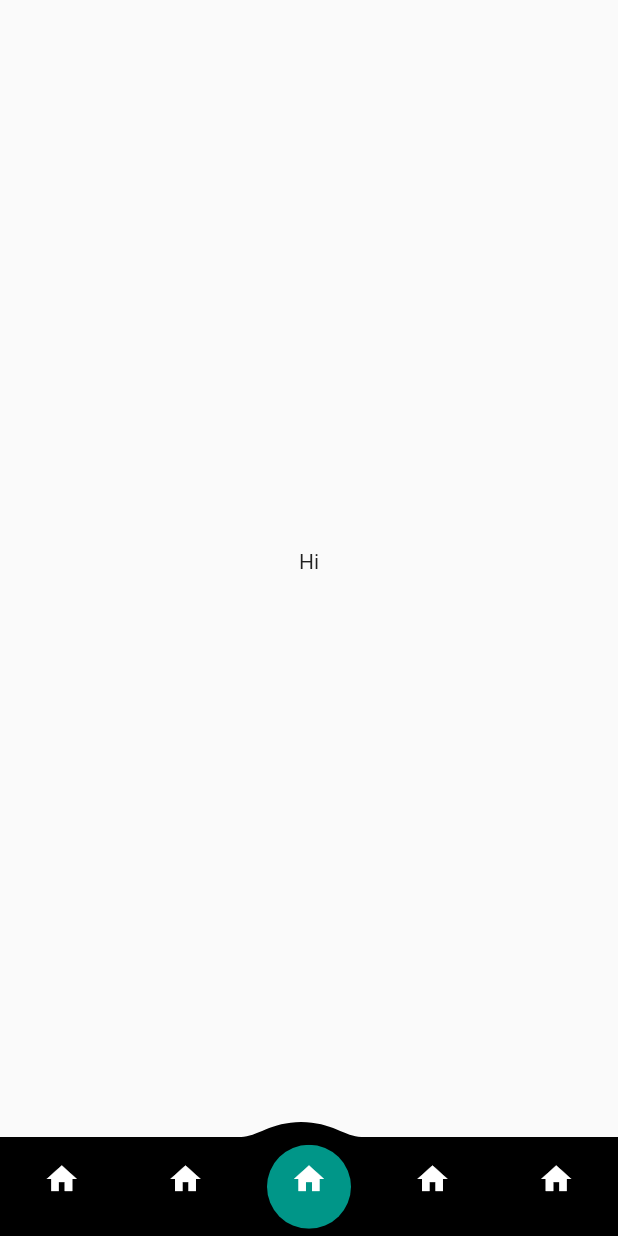
After one commit to albinpk/flutter_ui, a Flutter app: the AnimatedNavbarApp screen opened directly, on a phone screen of 412 x 824 dp. The commit adds this screen. Run offline on Flutter 3.47's test engine with Material 2 defaults, Android fonts, the phone set to English and light mode, and no system bars.

Commit message:
feat: create `AnimatedNavBarApp`

```diff
--- /dev/null
+++ b/lib/features/animated_navbar_app/animated_navbar_app.dart
@@ -0,0 +1,18 @@
+import 'package:flutter/material.dart';
+
+import 'widgets/bottom_nav_bar.dart';
+
+class AnimatedNavbarApp extends StatelessWidget {
+  const AnimatedNavbarApp({super.key});
+
+  @override
+  Widget build(BuildContext context) {
+    return Theme(
+      data: ThemeData.light(),
+      child: const Scaffold(
+        body: Center(child: Text('Hi')),
+        bottomNavigationBar: BottomNavBar(),
+      ),
+    );
+  }
+}
--- /dev/null
+++ b/lib/features/animated_navbar_app/nav_bar_clipper.dart
@@ -0,0 +1,26 @@
+import 'package:flutter/material.dart';
+
+class NavBarClipper extends CustomClipper<Path> {
+  const NavBarClipper(this.value);
+
+  final double value;
+
+  @override
+  Path getClip(Size size) {
+    final w = size.width, h = size.height;
+
+    return Path()
+      ..moveTo(0, 10)
+      ..lineTo(value - 40, 10)
+      ..cubicTo(value - 30, 10, value - 20, 0, value, 0)
+      ..cubicTo(value + 20, 0, value + 30, 10, value + 40, 10)
+      ..lineTo(w, 10)
+      ..lineTo(w, h)
+      ..lineTo(0, h);
+  }
+
+  @override
+  bool shouldReclip(covariant NavBarClipper oldClipper) {
+    return oldClipper.value != value;
+  }
+}
--- /dev/null
+++ b/lib/features/animated_navbar_app/widgets/bottom_nav_bar.dart
@@ -0,0 +1,90 @@
+import 'package:flutter/material.dart';
+import 'package:flutter/services.dart';
+
+import '../nav_bar_clipper.dart';
+import 'nav_button.dart';
+
+class BottomNavBar extends StatefulWidget {
+  const BottomNavBar({super.key});
+
+  @override
+  State<BottomNavBar> createState() => _BottomNavBarState();
+}
+
+class _BottomNavBarState extends State<BottomNavBar> {
+  @override
+  void initState() {
+    super.initState();
+    SystemChrome.setPreferredOrientations([
+      DeviceOrientation.portraitUp,
+      DeviceOrientation.portraitDown,
+    ]);
+  }
+
+  @override
+  void dispose() {
+    SystemChrome.setPreferredOrientations(DeviceOrientation.values);
+    super.dispose();
+  }
+
+  /// Currently selected tab index.
+  int _currentIndex = 2;
+
+  static const _duration = Duration(milliseconds: 200);
+
+  @override
+  Widget build(BuildContext context) {
+    final screenWidth = MediaQuery.of(context).size.width;
+
+    return SizedBox(
+      width: screenWidth,
+      height: kToolbarHeight + 20,
+      child: TweenAnimationBuilder(
+        duration: _duration,
+        curve: Curves.easeInOut,
+        tween: Tween<double>(begin: 0, end: screenWidth / 5 * _currentIndex),
+        builder: (context, value, child) {
+          return ClipPath(
+            clipper: NavBarClipper(value + 36),
+            child: child,
+          );
+        },
+        child: ColoredBox(
+          color: Colors.black,
+          child: Stack(
+            children: [
+              AnimatedPositioned(
+                duration: _duration,
+                curve: Curves.easeInOut,
+                top: 2,
+                left: (screenWidth / 5) * _currentIndex,
+                child: SizedBox.square(
+                  dimension: screenWidth / 5,
+                  child: const Center(
+                    child: SizedBox.square(
+                      dimension: kToolbarHeight,
+                      child: ClipOval(
+                        child: ColoredBox(color: Colors.teal),
+                      ),
+                    ),
+                  ),
+                ),
+              ),
+              Row(
+                crossAxisAlignment: CrossAxisAlignment.stretch,
+                children: [
+                  for (int i = 0; i < 5; i++)
+                    NavButton(
+                      index: i,
+                      isSelected: i == _currentIndex,
+                      onTap: (value) => setState(() => _currentIndex = value),
+                    ),
+                ],
+              ),
+            ],
+          ),
+        ),
+      ),
+    );
+  }
+}
--- /dev/null
+++ b/lib/features/animated_navbar_app/widgets/nav_button.dart
@@ -0,0 +1,35 @@
+import 'package:flutter/material.dart';
+
+class NavButton extends StatelessWidget {
+  const NavButton({
+    super.key,
+    required this.index,
+    required this.onTap,
+    required this.isSelected,
+  });
+
+  final int index;
+  final ValueChanged<int> onTap;
+  final bool isSelected;
+
+  @override
+  Widget build(BuildContext context) {
+    return Expanded(
+      child: Material(
+        color: Colors.transparent,
+        child: Padding(
+          padding: const EdgeInsets.all(0.5),
+          child: ColoredBox(
+            color: Colors.transparent,
+            child: InkWell(
+              splashColor: Colors.transparent,
+              highlightColor: isSelected ? Colors.transparent : null,
+              onTap: () => onTap(index),
+              child: const Icon(Icons.home, color: Colors.white),
+            ),
+          ),
+        ),
+      ),
+    );
+  }
+}
--- a/lib/main.dart
+++ b/lib/main.dart
@@ -1,7 +1,9 @@
 import 'package:flutter/material.dart';
-import 'package:flutter_ui/core/slide_page_route.dart';
-import 'package:flutter_ui/features/animated_list_app/animated_list_app.dart';
-import 'package:flutter_ui/features/delicious_food_app/delicious_food_app.dart';
+
+import 'core/slide_page_route.dart';
+import 'features/animated_list_app/animated_list_app.dart';
+import 'features/animated_navbar_app/animated_navbar_app.dart';
+import 'features/delicious_food_app/delicious_food_app.dart';
 
 void main() {
   runApp(const MyApp());
@@ -29,6 +31,7 @@ class MyHomePage extends StatelessWidget {
   static const List<UiApp> _uiWidgets = [
     UiApp('Animated List', AnimatedListApp()),
     UiApp('Delicious Food', DeliciousFoodApp()),
+    UiApp('Animated Navbar', AnimatedNavbarApp()),
   ];
 
   @override
```
